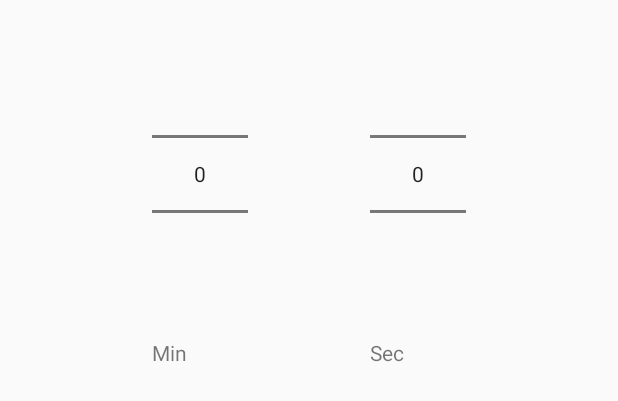
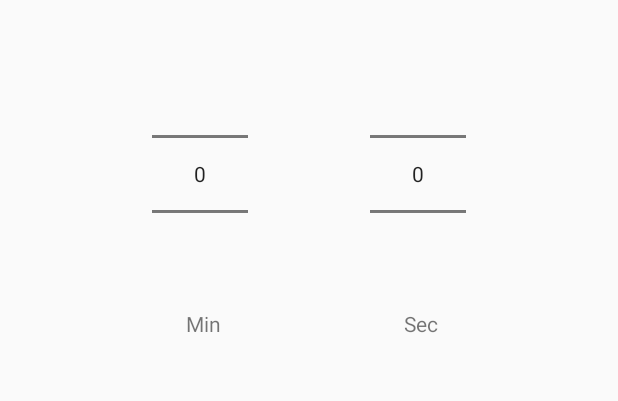
Before and after one commit to gerin98/Alarm, an Android app: the layout number_picker_dialog.xml on its own in the app's theme, with its tools: preview values and no code run, on a phone screen of 412 x 824 dp. Shown: the top 401 px of the screen. Run offline under Robolectric (Android 15) with nearby library versions, the phone set to English and light mode, and no system bars.

Commit message:
improved dialog layout

```diff
--- a/app/src/main/res/layout/number_picker_dialog.xml
+++ b/app/src/main/res/layout/number_picker_dialog.xml
@@ -2,14 +2,6 @@
 <RelativeLayout
     xmlns:android="http://schemas.android.com/apk/res/android" android:layout_width="match_parent"
     android:layout_height="match_parent">
-
-    <TextView
-        android:id="@+id/textView2"
-        android:layout_width="68dp"
-        android:layout_height="wrap_content"
-        android:layout_alignStart="@+id/dialog_number_picker_sec"
-        android:layout_alignTop="@+id/textView"
-        android:text="Sec" />
 
     <NumberPicker
         android:id="@+id/dialog_number_picker_min"
@@ -40,9 +32,20 @@
         android:id="@+id/textView"
         android:layout_width="68dp"
         android:layout_height="wrap_content"
-        android:layout_alignParentTop="true"
         android:layout_alignStart="@+id/dialog_number_picker_min"
-        android:layout_marginTop="225dp"
+        android:layout_below="@+id/dialog_number_picker_min"
+        android:gravity="center"
         android:text="Min" />
 
+    <TextView
+        android:id="@+id/textView2"
+        android:layout_width="68dp"
+        android:layout_height="wrap_content"
+        android:layout_alignStart="@+id/dialog_number_picker_sec"
+        android:layout_alignTop="@+id/textView"
+        android:gravity="center"
+        android:text="Sec"
+        android:layout_alignLeft="@+id/dialog_number_picker_sec" />
+
+
 </RelativeLayout>
```
